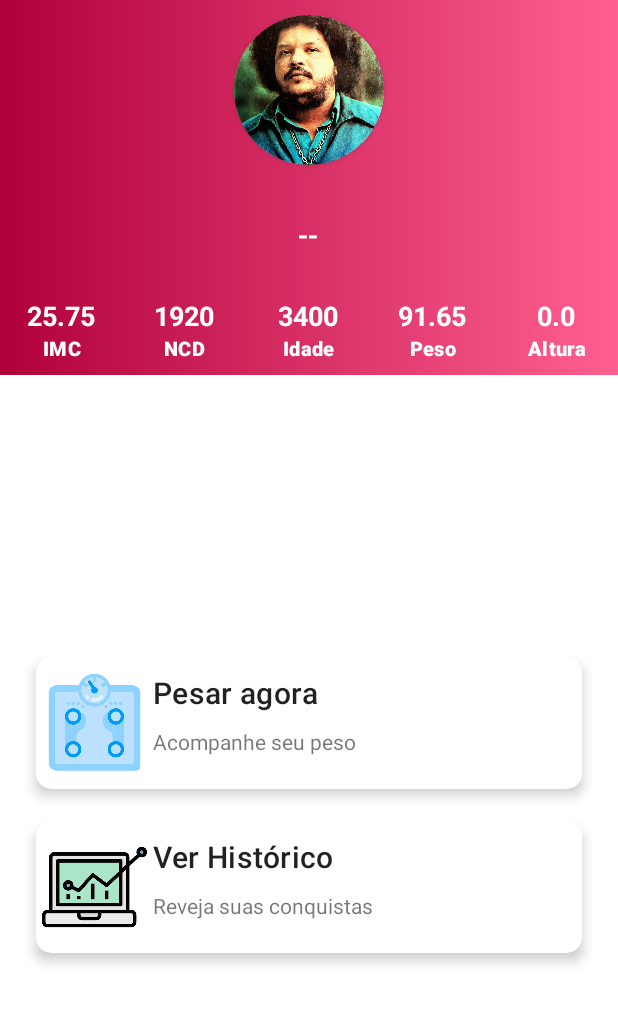
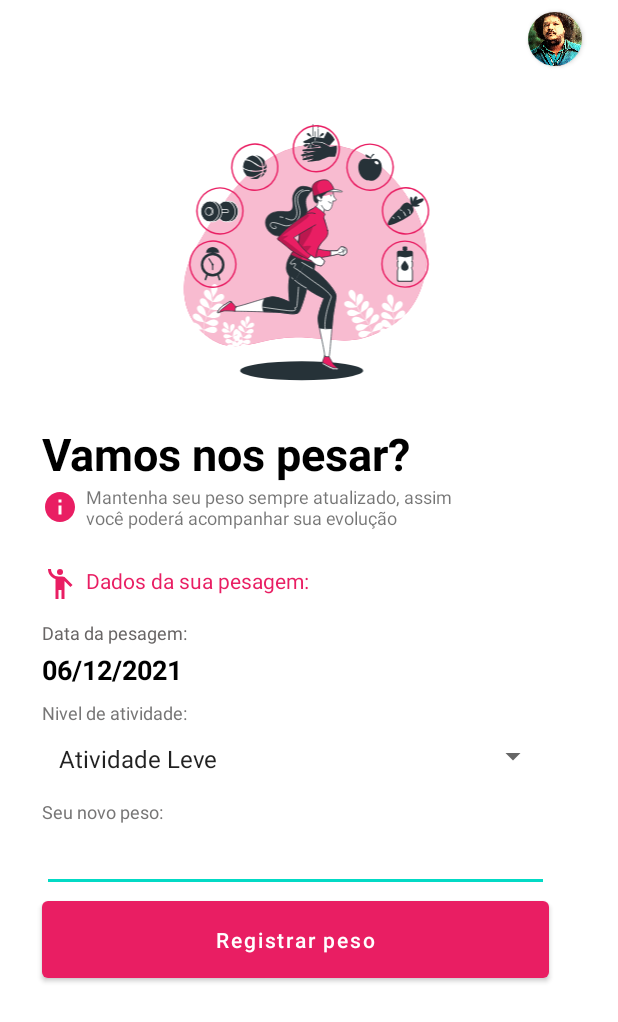
Before and after one commit to danielgbatista/Health-Imc-app, an Android app: the DashBoardActivity screen opened directly, with no data from a screen before it, after a tap on "Pesar agora", on a phone screen of 412 x 824 dp. Shown: the top 1022 px of the screen. Run offline under Robolectric (Android 15) with nearby library versions, the phone set to English and light mode, and no system bars; Roboto replaces fonts that are not available here; 1 statement that could not run was skipped.

Commit message:
finalizando tela de pesagem e bug resolvido

```diff
--- a/app/src/main/java/com/example/imccalcapp/PesoActivity.kt
+++ /dev/null
@@ -1,13 +0,0 @@
-package com.example.imccalcapp
-
-import android.os.Bundle
-import androidx.appcompat.app.AppCompatActivity
-
-class PesoActivity : AppCompatActivity() {
-    override fun onCreate(savedInstanceState: Bundle?) {
-        super.onCreate(savedInstanceState)
-        setContentView(R.layout.activity_pesar_agora)
-        supportActionBar!!.hide()
-
-    }
-}
--- a/app/src/main/java/com/example/imccalcapp/utils/Datas.kt
+++ b/app/src/main/java/com/example/imccalcapp/utils/Datas.kt
@@ -1,9 +1,11 @@
 package com.example.imccalcapp.utils
 
+    import android.text.format.DateFormat
     import android.util.Log
     import java.text.SimpleDateFormat
     import java.time.LocalDate
     import java.time.Period
+    import java.time.format.DateTimeFormatter
     import java.util.*
 
 fun calcularIdade(dataNascimento: String): Int{
@@ -22,3 +24,13 @@ fun calcularIdade(dataNascimento: String): Int{
 
         return idade
 }
+
+fun converteDataParaPortuguesBrasil(dataAtual: LocalDate): String {
+
+    val formatoBrasil = DateTimeFormatter.ofPattern("dd/MM/yyyy")
+
+    val dataBrasil =  dataAtual.format(formatoBrasil)
+
+    return dataBrasil.toString()
+
+}
--- a/app/src/main/java/com/example/imccalcapp/DashBoardActivity.kt
+++ b/app/src/main/java/com/example/imccalcapp/view/DashBoardActivity.kt
@@ -1,13 +1,12 @@
-package com.example.imccalcapp
+package com.example.imccalcapp.view
 
 import android.content.Intent
 import androidx.appcompat.app.AppCompatActivity
 import android.os.Bundle
-import android.util.Log
-import android.widget.Button
 import android.widget.RelativeLayout
 import android.widget.TextView
 import androidx.cardview.widget.CardView
+import com.example.imccalcapp.R
 import com.example.imccalcapp.utils.calcularIdade
 
 class DashBoardActivity : AppCompatActivity() {
@@ -16,7 +15,7 @@ class DashBoardActivity : AppCompatActivity() {
     lateinit var tvProfissao: TextView
     lateinit var tvAltura: TextView
     lateinit var tvIdade: TextView
-    lateinit var rlPesar: RelativeLayout
+    lateinit var crdPesarAgora: CardView
 
     override fun onCreate(savedInstanceState: Bundle?) {
         super.onCreate(savedInstanceState)
@@ -27,15 +26,17 @@ class DashBoardActivity : AppCompatActivity() {
         tvProfissao = findViewById(R.id.text_profissao)
         tvAltura = findViewById(R.id.text_altura)
         tvIdade = findViewById(R.id.text_idade)
-        rlPesar =  findViewById(R.id.pesar_agora)
+        crdPesarAgora =  findViewById(R.id.card_pesar_agora)
 
 
 
         preencherDashBoard()
 
-        rlPesar.setOnClickListener {
-            val abrirPeso = Intent(this, PesoActivity::class.java)
-            startActivity(abrirPeso)
+
+        crdPesarAgora.setOnClickListener {
+            val abrirPesagem = Intent(this, PesoActivity::class.java)
+
+            startActivity(abrirPesagem)
         }
     }
     private fun preencherDashBoard(){
--- a/app/src/main/java/com/example/imccalcapp/MainActivity.kt
+++ b/app/src/main/java/com/example/imccalcapp/view/MainActivity.kt
@@ -1,4 +1,4 @@
-package com.example.imccalcapp
+package com.example.imccalcapp.view
 
 import android.content.Intent
 import androidx.appcompat.app.AppCompatActivity
@@ -6,7 +6,7 @@ import android.os.Bundle
 import android.widget.Button
 import android.widget.EditText
 import android.widget.Toast
-import com.example.imccalcapp.utils.calcularIdade
+import com.example.imccalcapp.R
 
 class MainActivity : AppCompatActivity() {
     override fun onCreate(savedInstanceState: Bundle?) {
@@ -29,12 +29,16 @@ class MainActivity : AppCompatActivity() {
             val senha = arquivo.getString("senha", "")
 
             //validando login
-            if(editEmail.text.toString() == email && editSenha.text.toString() == senha ){
-                val abrirDashBoard = Intent(this, DashBoardActivity::class.java)
-                startActivity(abrirDashBoard)
+            if(editEmail.text.toString() == "" || editSenha.text.toString() == ""){
+                if(editEmail.text.toString() == email && editSenha.text.toString() == senha ){
+                    Toast.makeText(this, "Senha ou E-mail incorretos", Toast.LENGTH_SHORT).show()
+                }else{
+                    val abrirDashBoard = Intent(this, DashBoardActivity::class.java)
+                    startActivity(abrirDashBoard)
+                }
             }
             else{
-                Toast.makeText(this, "Senha ou E-mail incorretos", Toast.LENGTH_SHORT).show()
+                Toast.makeText(this, "Digite um E-mail ou senha para entrar", Toast.LENGTH_SHORT).show()
             }
         }
 
--- a/app/src/main/java/com/example/imccalcapp/NovoUsuarioActivity.kt
+++ b/app/src/main/java/com/example/imccalcapp/view/NovoUsuarioActivity.kt
@@ -1,4 +1,4 @@
-package com.example.imccalcapp
+package com.example.imccalcapp.view
 
 import android.app.DatePickerDialog
 import androidx.appcompat.app.AppCompatActivity
@@ -9,9 +9,8 @@ import android.view.MenuItem
 import android.widget.EditText
 import android.widget.RadioButton
 import android.widget.Toast
-import androidx.core.view.MenuItemCompat
+import com.example.imccalcapp.R
 import java.util.*
-import kotlin.math.log
 
 class NovoUsuarioActivity : AppCompatActivity() {
     // Criando objeto do tipo EditText
--- /dev/null
+++ b/app/src/main/java/com/example/imccalcapp/view/PesoActivity.kt
@@ -0,0 +1,53 @@
+package com.example.imccalcapp.view
+
+import android.os.Bundle
+import android.widget.Button
+import android.widget.EditText
+import android.widget.Spinner
+import android.widget.TextView
+import androidx.appcompat.app.AppCompatActivity
+import com.example.imccalcapp.R
+import com.example.imccalcapp.utils.converteDataParaPortuguesBrasil
+
+import java.time.LocalDate
+
+class PesoActivity : AppCompatActivity() {
+    lateinit var  tvDataPesagem: TextView
+    lateinit var  buttonRegistrarPeso: Button
+    lateinit var  editNovoPeso: EditText
+    lateinit var  spinnerAtividades: Spinner
+
+    override fun onCreate(savedInstanceState: Bundle?) {
+        super.onCreate(savedInstanceState)
+        setContentView(R.layout.pesagemactivity2)
+        supportActionBar!!.hide()
+
+        tvDataPesagem = findViewById(R.id.tv_data_pesagem)
+        buttonRegistrarPeso = findViewById(R.id.button_registrar_peso)
+        editNovoPeso = findViewById(R.id.edit_novo_peso)
+        spinnerAtividades = findViewById(R.id.spinner_atividades)
+
+        tvDataPesagem.text = converteDataParaPortuguesBrasil(LocalDate.now())
+
+        buttonRegistrarPeso.setOnClickListener{
+            gravarPeso()
+        }
+    }
+
+    private fun gravarPeso() {
+        val arquivo = getSharedPreferences("usuario", MODE_PRIVATE)
+
+        val editor = arquivo.edit()
+
+        // ** Obter os dados já inseridos
+
+        val peso = arquivo.getString("peso", "")
+        val dataPesagem = arquivo.getString("data_pesagem", "")
+
+
+        editor.putString("data_pesagem","$dataPesagem; ${LocalDate.now()}")
+        editor.putString("peso", "$peso; ${editNovoPeso.text}")
+        editor.putInt("nivel_de_atividade", spinnerAtividades.selectedItemPosition)
+        editor.commit()
+    }
+}
--- a/app/src/main/res/layout/activity_dash_board.xml
+++ b/app/src/main/res/layout/activity_dash_board.xml
@@ -5,7 +5,7 @@
     xmlns:tools="http://schemas.android.com/tools"
     android:layout_width="match_parent"
     android:layout_height="match_parent"
-    tools:context=".DashBoardActivity"
+    tools:context=".view.DashBoardActivity"
     android:orientation="vertical">
 
     <LinearLayout
@@ -151,6 +151,7 @@
         android:padding="16dp">
 
         <androidx.cardview.widget.CardView
+            android:id="@+id/card_pesar_agora"
             android:layout_width="match_parent"
             android:layout_height="wrap_content"
             app:cardBackgroundColor="@color/white"
--- a/app/src/main/res/layout/activity_main.xml
+++ b/app/src/main/res/layout/activity_main.xml
@@ -5,7 +5,7 @@
     xmlns:tools="http://schemas.android.com/tools"
     android:layout_width="match_parent"
     android:layout_height="match_parent"
-    tools:context=".MainActivity">
+    tools:context=".view.MainActivity">
 
     <RelativeLayout
         android:id="@+id/header"
--- a/app/src/main/res/layout/activity_novo_usuario.xml
+++ b/app/src/main/res/layout/activity_novo_usuario.xml
@@ -4,7 +4,7 @@
     xmlns:tools="http://schemas.android.com/tools"
     android:layout_width="match_parent"
     android:layout_height="match_parent"
-    tools:context=".NovoUsuarioActivity"
+    tools:context=".view.NovoUsuarioActivity"
     android:orientation="vertical"
     >
     <ScrollView
--- /dev/null
+++ b/app/src/main/res/layout/pesagemactivity2.xml
@@ -0,0 +1,154 @@
+<?xml version="1.0" encoding="utf-8"?>
+<androidx.constraintlayout.widget.ConstraintLayout xmlns:android="http://schemas.android.com/apk/res/android"
+    xmlns:app="http://schemas.android.com/apk/res-auto"
+    xmlns:tools="http://schemas.android.com/tools"
+    android:layout_width="match_parent"
+    android:layout_height="match_parent">
+
+    <androidx.constraintlayout.widget.ConstraintLayout
+        android:layout_width="match_parent"
+        android:layout_height="match_parent"
+        tools:layout_editor_absoluteX="140dp"
+        tools:layout_editor_absoluteY="252dp">
+
+        <androidx.cardview.widget.CardView
+            android:id="@+id/card_view_perfil"
+            android:layout_width="36dp"
+            android:layout_height="36dp"
+            android:layout_marginTop="8dp"
+            android:layout_marginEnd="24dp"
+            app:cardCornerRadius="18dp"
+            app:layout_constraintEnd_toEndOf="parent"
+            app:layout_constraintTop_toTopOf="parent">
+
+            <ImageView
+                android:id="@+id/iv_foto"
+                android:layout_width="match_parent"
+                android:layout_height="match_parent"
+                android:scaleType="centerCrop"
+                app:srcCompat="@drawable/tim_maia" />
+        </androidx.cardview.widget.CardView>
+
+        <ImageView
+            android:id="@+id/iv_saude"
+            android:layout_width="237dp"
+            android:layout_height="234dp"
+            android:layout_marginTop="4dp"
+            app:layout_constraintEnd_toEndOf="parent"
+            app:layout_constraintHorizontal_bias="0.497"
+            app:layout_constraintStart_toStartOf="parent"
+            app:layout_constraintTop_toBottomOf="@+id/card_view_perfil"
+            app:srcCompat="@drawable/healthy" />
+
+        <TextView
+            android:id="@+id/textView"
+            android:layout_width="wrap_content"
+            android:layout_height="wrap_content"
+            android:layout_marginStart="28dp"
+            android:text="Vamos nos pesar?"
+            android:textColor="#000000"
+            android:textSize="30sp"
+            android:textStyle="bold"
+            app:layout_constraintStart_toStartOf="parent"
+            app:layout_constraintTop_toBottomOf="@+id/iv_saude" />
+
+        <TextView
+            android:id="@+id/textView2"
+            android:layout_width="300dp"
+            android:layout_height="wrap_content"
+            android:drawableStart="@drawable/info_24"
+            android:drawablePadding="5dp"
+            android:text="Mantenha seu peso sempre atualizado, assim você poderá acompanhar sua evolução"
+            android:textSize="12sp"
+            app:layout_constraintStart_toStartOf="@+id/textView"
+            app:layout_constraintTop_toBottomOf="@+id/textView" />
+
+        <TextView
+            android:id="@+id/textView3"
+            android:layout_width="wrap_content"
+            android:layout_height="wrap_content"
+            android:layout_marginTop="24dp"
+            android:drawableStart="@drawable/ic_baseline_emoji_people_24"
+            android:drawablePadding="5dp"
+            android:text="Dados da sua pesagem:"
+            android:textColor="@color/pink_500"
+            android:textSize="14sp"
+            app:layout_constraintStart_toStartOf="@+id/textView2"
+            app:layout_constraintTop_toBottomOf="@+id/textView2" />
+
+        <TextView
+            android:id="@+id/textView4"
+            android:layout_width="wrap_content"
+            android:layout_height="wrap_content"
+            android:layout_marginTop="12dp"
+            android:text="Data da pesagem:"
+            android:textColor="#686565"
+            android:textSize="12sp"
+            app:layout_constraintStart_toStartOf="@+id/textView3"
+            app:layout_constraintTop_toBottomOf="@+id/textView3" />
+
+        <TextView
+            android:id="@+id/tv_data_pesagem"
+            android:layout_width="wrap_content"
+            android:layout_height="wrap_content"
+            android:layout_marginTop="4dp"
+            android:textColor="#000000"
+            android:textSize="18sp"
+            android:textStyle="bold"
+            app:layout_constraintStart_toStartOf="@+id/textView4"
+            app:layout_constraintTop_toBottomOf="@+id/textView4" />
+
+        <TextView
+            android:id="@+id/textView6"
+            android:layout_width="wrap_content"
+            android:layout_height="wrap_content"
+            android:layout_marginTop="8dp"
+            android:text="Nivel de atividade:"
+            android:textColor="#777676"
+            android:textSize="12sp"
+            app:layout_constraintStart_toStartOf="@+id/tv_data_pesagem"
+            app:layout_constraintTop_toBottomOf="@+id/tv_data_pesagem" />
+
+        <TextView
+            android:id="@+id/textView7"
+            android:layout_width="wrap_content"
+            android:layout_height="wrap_content"
+            android:layout_marginTop="16dp"
+            android:text="Seu novo peso:"
+            android:textColor="#777676"
+            android:textSize="12sp"
+            app:layout_constraintStart_toStartOf="@+id/spinner_atividades"
+            app:layout_constraintTop_toBottomOf="@+id/spinner_atividades" />
+
+        <Spinner
+            android:id="@+id/spinner_atividades"
+            android:layout_width="338dp"
+            android:layout_height="25dp"
+            android:layout_marginTop="8dp"
+            android:entries="@array/Atividades"
+            android:padding="3dp"
+            app:layout_constraintStart_toStartOf="@+id/textView6"
+            app:layout_constraintTop_toBottomOf="@+id/textView6" />
+
+        <EditText
+            android:id="@+id/edit_novo_peso"
+            android:layout_width="0dp"
+            android:layout_height="wrap_content"
+            android:ems="10"
+            android:inputType="number"
+            app:layout_constraintEnd_toEndOf="@+id/spinner_atividades"
+            app:layout_constraintStart_toStartOf="@+id/textView7"
+            app:layout_constraintTop_toBottomOf="@+id/textView7" />
+
+        <Button
+            android:id="@+id/button_registrar_peso"
+            android:layout_width="0dp"
+            android:layout_height="wrap_content"
+            android:padding="16dp"
+            android:text="Registrar peso"
+            android:textAllCaps="false"
+            app:layout_constraintEnd_toEndOf="@+id/edit_novo_peso"
+            app:layout_constraintStart_toStartOf="@+id/edit_novo_peso"
+            app:layout_constraintTop_toBottomOf="@+id/edit_novo_peso" />
+    </androidx.constraintlayout.widget.ConstraintLayout>
+</androidx.constraintlayout.widget.ConstraintLayout>
```
Also changed, not shown: app/src/main/AndroidManifest.xml (+4 -3 lines).
